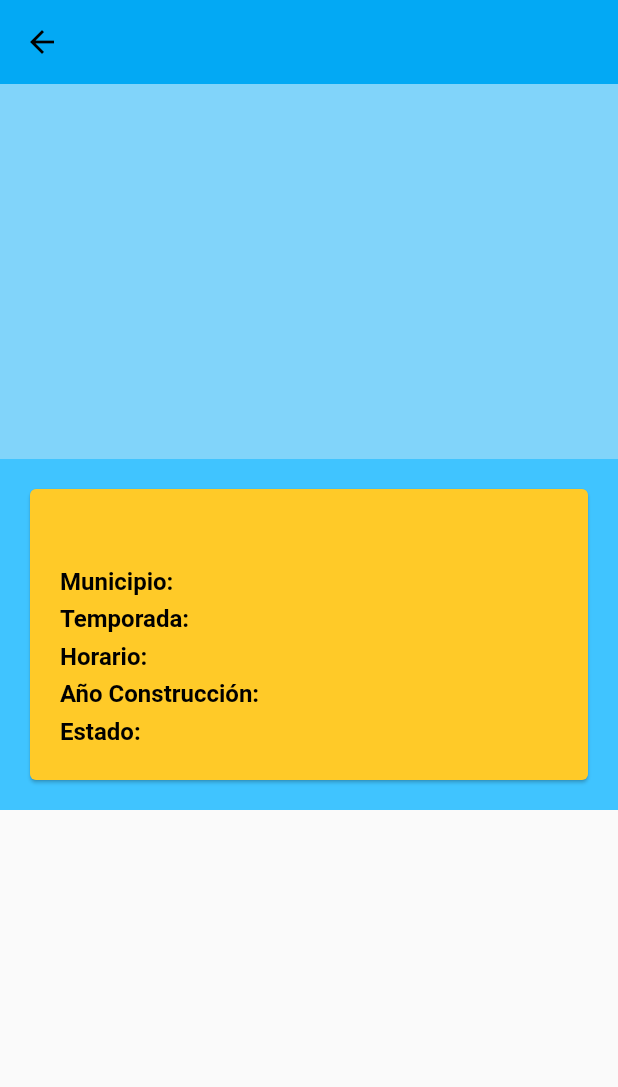
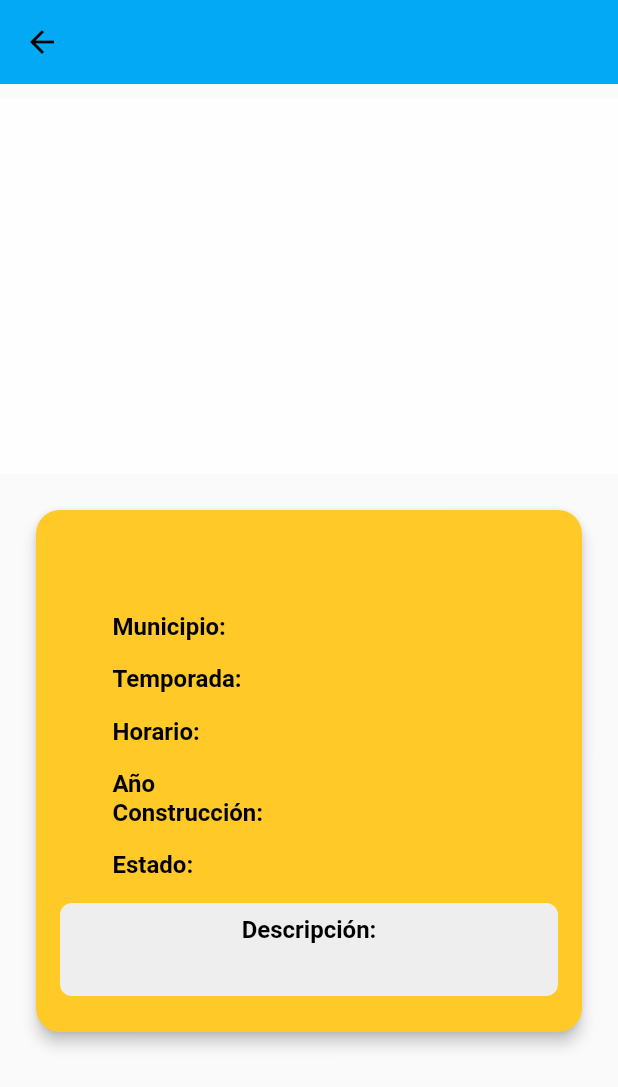
Before and after one commit to iferrerf/RuralSport-iferrerf, a Flutter app: the TP_detalle_pistas screen opened directly with empty values, on a phone screen of 412 x 824 dp. Shown: the top 1087 px of the screen. Run offline on Flutter 3.47's test engine with Material 2 defaults, Android fonts, the phone set to English and light mode, and no system bars; drawn by our look-alikes of card_swiper; our stand-ins replace animated_splash_screen, cloud_firestore, firebase_auth, firebase_core, flutter_login, flutter_map and 5 more; missing offline and left inert: mongo_dart; accounts and stored records are empty; network calls fail.

Commit message:
Vista detalle pistas cliente terminada

```diff
--- a/lib/models/pista.dart
+++ b/lib/models/pista.dart
@@ -7,6 +7,7 @@ class Pista {
   final List<String> images;
   final String anoConstruccion;
   final String estado;
+  final String descripcion;
 
   Pista({
     required this.id,
@@ -17,6 +18,7 @@ class Pista {
     required this.images,
     required this.anoConstruccion,
     required this.estado,
+    required this.descripcion,
   });
 
   factory Pista.fromJson(Map<String, dynamic> json) {
@@ -29,6 +31,7 @@ class Pista {
       images: List<String>.from(json['images']),
       anoConstruccion: json['añoConstruccion'],
       estado: json['estado'],
+      descripcion: json['descripcion'],
     );
   }
 
@@ -41,7 +44,8 @@ class Pista {
       "temporada": temporada,
       "images": images,
       "añoConstruccion": anoConstruccion,
-      "estado": estado
+      "estado": estado,
+      "descripcion": descripcion,
     };
   }
 }
--- a/lib/pages/pistas/pistas_page.dart
+++ b/lib/pages/pistas/pistas_page.dart
@@ -2,7 +2,6 @@ import 'dart:convert';
 
 import 'package:flutter/material.dart';
 import 'package:flutter_app_final_iferrerf/widgetsPersonalizados/TP_detalle_pistas.dart';
-import 'package:flutter_app_final_iferrerf/widgetsPersonalizados/TP_detalle_pistas_admin.dart';
 
 import 'package:http/http.dart' as http;
 
--- a/lib/widgetsPersonalizados/TP_detalle_pistas.dart
+++ b/lib/widgetsPersonalizados/TP_detalle_pistas.dart
@@ -19,11 +19,12 @@ class TP_detalle_pistas extends StatelessWidget {
     final List<dynamic> images = pistaInfo['images'] ?? [];
     final String anoConstruccion = pistaInfo['añoConstruccion'] ?? '';
     final String estado = pistaInfo['estado'] ?? '';
+    final String descripcion = pistaInfo['descripcion'] ?? '';
 
     return Scaffold(
       appBar: AppBar(
         title: Padding(
-          padding: const EdgeInsets.all(40),
+          padding: const EdgeInsets.all(16),
           child: Text(
             nombre,
             style: TextStyle(color: Colors.white),
@@ -31,63 +32,129 @@ class TP_detalle_pistas extends StatelessWidget {
         ),
         elevation: 0,
       ),
-      body: Column(
+      body: SingleChildScrollView(
+        child: Column(
+          crossAxisAlignment: CrossAxisAlignment.stretch,
           children: [
             _swiper(images),
-          Container(
-            color: Colors.lightBlueAccent,
-            alignment: AlignmentDirectional.centerStart,
-            padding: const EdgeInsets.all(10.0),
-            child: Center(
+            Padding(
+              padding: const EdgeInsets.all(20.0),
               child: Card(
-                margin: EdgeInsets.all(10.0),
-                borderOnForeground: true,
+                elevation: 4,
+                shape: RoundedRectangleBorder(
+                  borderRadius: BorderRadius.circular(16.0),
+                ),
                 child: Padding(
-                  padding: const EdgeInsets.all(20.0),
+                  padding: const EdgeInsets.all(16.0),
                   child: Column(
+                    crossAxisAlignment: CrossAxisAlignment.start,
                     children: [
                       Align(
                         alignment: Alignment.center,
-                        child: Text(
+                        child: Column(
+                          children: [
+                            Text(
                               nombre,
                               style: TextStyle(
                                 fontWeight: FontWeight.bold,
-                            fontSize: 18,
+                                fontSize: 24,
+                              ),
+                            ),
+                            SizedBox(height: 16),
+                            _buildInfoRow(
+                              'Municipio:',
+                              lugar,
+                              Colors.black,
+                              Colors.blue,
+                            ),
+                            _buildInfoRow(
+                              'Temporada:',
+                              temporada,
+                              Colors.black,
+                              Colors.blue,
+                            ),
+                            _buildInfoRow(
+                              'Horario:',
+                              horario,
+                              Colors.black,
+                              Colors.blue,
+                            ),
+                            _buildInfoRow(
+                              'Año Construcción:',
+                              anoConstruccion,
+                              Colors.black,
+                              Colors.blue,
+                            ),
+                            _buildInfoRow(
+                              'Estado:',
+                              estado,
+                              Colors.black,
+                              Colors.blue,
+                            ),
+                          ],
+                        ),
+                      ),
+                      Padding(
+                        padding: const EdgeInsets.symmetric(vertical: 8.0),
+                        child: Column(
+                          crossAxisAlignment: CrossAxisAlignment.start,
+                          children: [
+                            Container(
+                              width: double.infinity,
+                              padding: EdgeInsets.all(8.0),
+                              decoration: BoxDecoration(
+                                color: Colors.grey.shade200,
+                                borderRadius: BorderRadius.circular(8.0),
+                              ),
+                              child: Column(
+                                children: [
+                                  Text(
+                                    "Descripción:",
+                                    style: TextStyle(
+                                      fontSize: 16,
+                                      fontWeight: FontWeight.bold,
+                                      color: Colors.black,
+                                    ),
+                                  ),
+                                  SizedBox(height: 8),
+                                  Align(
+                                    alignment: Alignment.center,
+                                    child: Text(
+                                      descripcion,
+                                      style: TextStyle(
+                                        fontSize: 16,
+                                        color: Colors.blue,
                                       ),
                                     ),
                                   ),
-                      SizedBox(height: 8),
-                      _buildInfoRow(
-                          'Municipio:', lugar, Colors.black, Colors.blue),
-                      _buildInfoRow(
-                          'Temporada:', temporada, Colors.black, Colors.blue),
-                      _buildInfoRow(
-                          'Horario:', horario, Colors.black, Colors.blue),
-                      _buildInfoRow('Año Construcción:', anoConstruccion,
-                          Colors.black, Colors.blue),
-                      _buildInfoRow(
-                          'Estado:', estado, Colors.black, Colors.blue),
                                 ],
                               ),
+                            ),
+                          ],
+                        ),
+                      ),
+                    ],
                   ),
                 ),
               ),
             ),
           ],
         ),
+      ),
     );
   }
 
   Widget _buildInfoRow(
-      String title, String data, Color titleColor, Color dataColor) {
+    String title,
+    String data,
+    Color titleColor,
+    Color dataColor,
+  ) {
     return Padding(
-      padding: const EdgeInsets.symmetric(vertical: 3.0),
+      padding: const EdgeInsets.symmetric(vertical: 8.0, horizontal: 35.0),
       child: Row(
         children: [
           Expanded(
-            flex: 4,
-            child: Align(
-              alignment: Alignment.centerLeft,
             child: Text(
               title,
               style: TextStyle(
@@ -97,17 +164,12 @@ class TP_detalle_pistas extends StatelessWidget {
               ),
             ),
           ),
-          ),
           Expanded(
-            flex: 3,
-            child: Align(
-              alignment: Alignment.centerLeft,
             child: Text(
               data,
               style: TextStyle(
                 fontSize: 16,
                 color: dataColor,
-                ),
               ),
             ),
           ),
@@ -118,12 +180,18 @@ class TP_detalle_pistas extends StatelessWidget {
 
   Widget _swiper(List<dynamic> images) {
     return Container(
-      width: double.infinity,
       height: 250.0,
-      color: Colors.lightBlue.shade200,
+      margin: EdgeInsets.only(top: 10),
+      color: Colors.white70,
       child: Swiper(
         itemBuilder: (BuildContext context, int index) {
-          return Image.network(images[index]);
+          return ClipRRect(
+            borderRadius: BorderRadius.circular(10.0),
+            child: Image.network(
+              images[index],
+              fit: BoxFit.cover,
+            ),
+          );
         },
         itemCount: images.length,
         pagination: SwiperPagination(),
```
Lines whose indentation alone changed are shown as unchanged.
